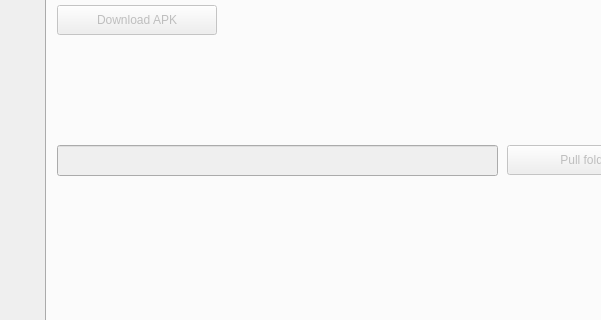
Above: tools/nitpick/ui/Nitpick.ui from vircadia/vircadia-native-core before the change; both pictures show x 0 to 601 and y 407 to 727 of the 720 by 870 pixel window. Below: the same form after it.
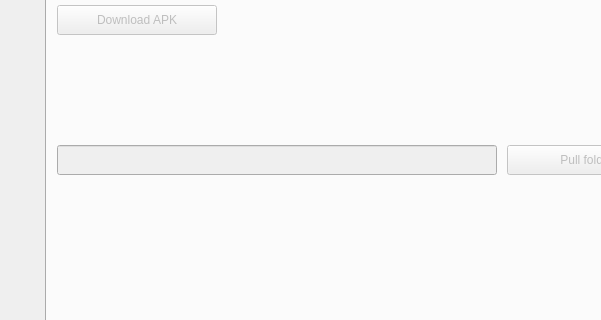
That is the form after the change. The open tabs and pages were chosen to show the change.

Patch:
```diff
--- a/tools/nitpick/ui/Nitpick.ui
+++ b/tools/nitpick/ui/Nitpick.ui
@@ -630,8 +630,8 @@
        <rect>
         <x>10</x>
         <y>350</y>
-        <width>441</width>
-        <height>31</height>
+        <width>440</width>
+        <height>30</height>
        </rect>
       </property>
      </widget>
```
